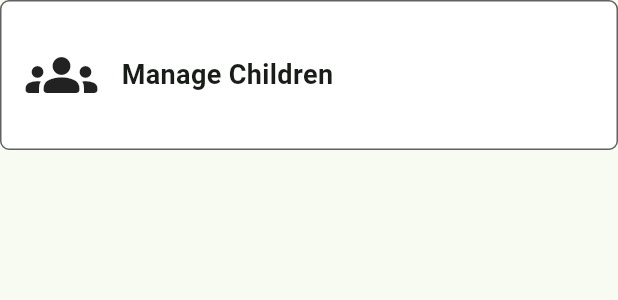
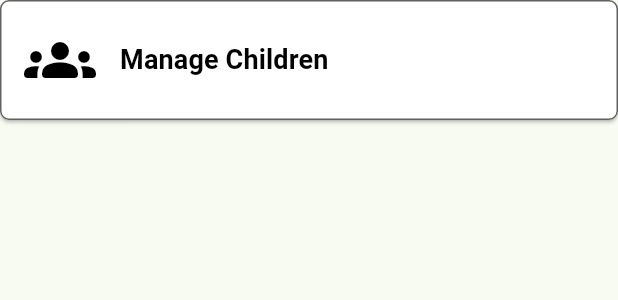
Before and after one commit to coldrifting/BookWorms-App, a Flutter app: the OptionWidget widget shown alone on an empty page, opened directly, on a phone screen of 412 x 824 dp. Shown: the top 300 px of the screen. Run offline on Flutter 3.47's test engine with Material 3 defaults, Android fonts, the phone set to English and light mode, and no system bars; our stand-ins replace cached_network_image, carousel_slider, flutter_rating_bar, flutter_secure_storage, flutter_slidable, flutter_svg and 4 more; accounts and stored records are empty; Roboto replaces fonts that are missing (Montserrat).

Commit message:
Make option widgets have selection animation

```diff
--- a/lib/widgets/option_widget.dart
+++ b/lib/widgets/option_widget.dart
@@ -18,29 +18,30 @@ class OptionWidget extends StatelessWidget {
 
   @override
   Widget build(BuildContext context) {
-    return Material(
-      child: InkWell(
-        onTap: onTap,
-        child: Container(
-          height: 100,
-          decoration: BoxDecoration(
-            color: colorWhite,
-            border: Border.all(color: colorGreyDark ?? colorBlack),
+    return ElevatedButton(
+      onPressed: onTap,
+      style: ElevatedButton.styleFrom(
+        foregroundColor: colorBlack,
+        backgroundColor: colorWhite,
+        shape: RoundedRectangleBorder(
           borderRadius: BorderRadius.circular(6),
         ),
-          child: Padding(
-            padding: const EdgeInsets.all(16.0),
+        side: BorderSide(color: colorGreyDark ?? colorBlack),
+        padding: EdgeInsets.all(16.0),
+      ),
       child: Row(
         children: [
-                Icon(size: 48,icon),
+          Icon(size: 48, icon),
           addHorizontalSpace(16),
-                Text(name, style: const TextStyle(fontSize: 18, fontWeight: FontWeight.bold)
+          Text(
+            name,
+            style: const TextStyle(
+              fontSize: 18,
+              fontWeight: FontWeight.bold
+            )
           ),
         ],
-            ),
-          ),
-        ),
-      ),
+      )
     );
   }
 }
```
Also changed, not shown: lib/screens/book_details/book_details_screen.dart (+14 -5 lines). Lines whose indentation alone changed are shown as unchanged.
